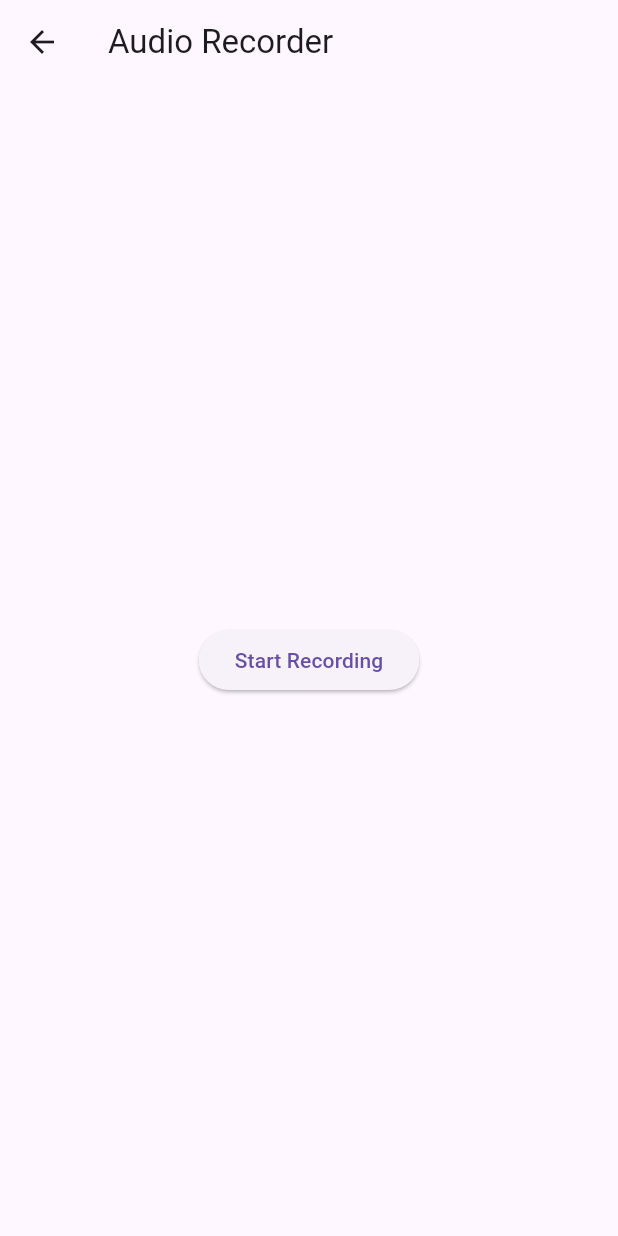
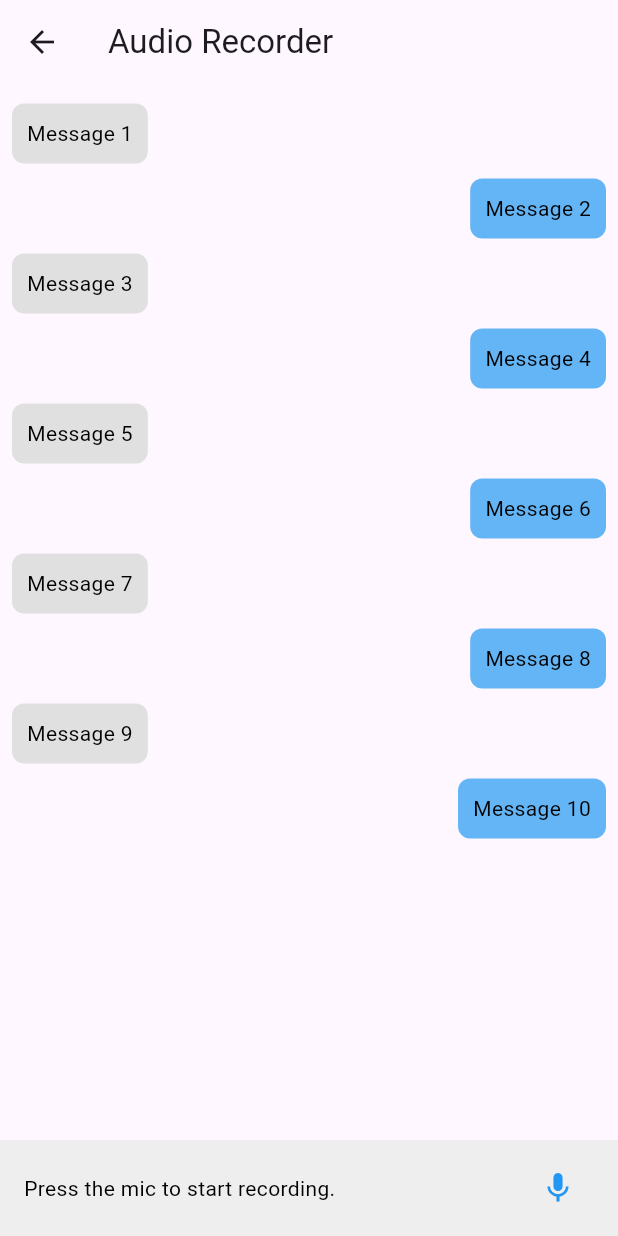
Before and after one commit to thanthan2001/audio_waveforms, a Flutter app: the AudioPage screen opened directly, on a phone screen of 412 x 824 dp. Run offline on Flutter 3.47's test engine with Material 3 defaults, Android fonts, the phone set to English and light mode, and no system bars; our stand-ins replace bloc, flutter_bloc; missing offline and left inert: audio_waveforms.

Commit message:
chinh sua giao dien

```diff
--- a/lib/features/recording/presentation/bloc/audio_bloc.dart
+++ b/lib/features/recording/presentation/bloc/audio_bloc.dart
@@ -10,7 +10,7 @@ class AudioBloc extends Bloc<AudioEvent, AudioState> {
     on<StartRecordingEvent>((event, emit) async {
       await recorderController.checkPermission();
       if (recorderController.hasPermission) {
-        recorderController.record();
+        final dataRecord = recorderController.record();
         emit(RecordingState(recorderController));
       }
     });
--- a/lib/features/recording/presentation/pages/recording_page.dart
+++ b/lib/features/recording/presentation/pages/recording_page.dart
@@ -7,7 +7,6 @@ import 'package:flutter_bloc/flutter_bloc.dart';
 
 class AudioPage extends StatelessWidget {
   const AudioPage({super.key});
-
   @override
   Widget build(BuildContext context) {
     return BlocProvider(
@@ -16,49 +15,117 @@ class AudioPage extends StatelessWidget {
         appBar: AppBar(
           title: const Text("Audio Recorder"),
         ),
-        body: BlocBuilder<AudioBloc, AudioState>(
+        body: Column(
+          children: [
+            // Giả lập danh sách tin nhắn
+            Expanded(
+              child: ListView.builder(
+                padding: const EdgeInsets.all(8.0),
+                itemCount: 10, // Số lượng tin nhắn mẫu
+                itemBuilder: (context, index) {
+                  return Align(
+                    alignment: index.isEven
+                        ? Alignment.centerLeft
+                        : Alignment.centerRight,
+                    child: Container(
+                      margin: const EdgeInsets.symmetric(vertical: 5.0),
+                      padding: const EdgeInsets.all(10.0),
+                      decoration: BoxDecoration(
+                        color: index.isEven
+                            ? Colors.grey.shade300
+                            : Colors.blue.shade300,
+                        borderRadius: BorderRadius.circular(8.0),
+                      ),
+                      child: Text(
+                        "Message ${index + 1}",
+                        style: const TextStyle(color: Colors.black),
+                      ),
+                    ),
+                  );
+                },
+              ),
+            ),
+            // Ô ghi âm ở cuối màn hình
+            BlocBuilder<AudioBloc, AudioState>(
               builder: (context, state) {
                 final bloc = BlocProvider.of<AudioBloc>(context);
-
                 if (state is RecordingState) {
-              return Column(
-                mainAxisAlignment: MainAxisAlignment.center,
+                  return Container(
+                    color: Colors.grey.shade200,
+                    padding: const EdgeInsets.symmetric(
+                      vertical: 8.0,
+                      horizontal: 16.0,
+                    ),
+                    child: Row(
                       children: [
-                  ElevatedButton(
-                    onPressed: () => bloc.add(StopRecordingEvent()),
-                    child: const Text("Stop Recording"),
+                        Expanded(
+                          child: AudioWaveforms(
+                            enableGesture:
+                                true, // Enable/disable scrolling of the waveforms.
+                            waveStyle: const WaveStyle(
+                              extendWaveform: true, // Mở rộng sóng âm
+                              waveColor: Colors.blue, // Màu sóng âm
+                              showMiddleLine: false, // Ẩn đường line đỏ
                             ),
-                  const SizedBox(height: 20),
-                  AudioWaveforms(
-                    size: Size(MediaQuery.of(context).size.width, 100),
+                            size: const Size(double.infinity, 50),
                             recorderController: state.recorderController,
                           ),
+                        ),
+                        const SizedBox(width: 8.0),
+                        IconButton(
+                          onPressed: () => bloc.add(StopRecordingEvent()),
+                          icon: const Icon(Icons.stop, color: Colors.blue),
+                        ),
                       ],
+                    ),
                   );
                 } else if (state is StoppedRecordingState) {
-              return Center(
-                child: Column(
-                  mainAxisAlignment: MainAxisAlignment.center,
+                  return Container(
+                    color: Colors.grey.shade200,
+                    padding: const EdgeInsets.symmetric(
+                      vertical: 8.0,
+                      horizontal: 16.0,
+                    ),
+                    child: Row(
                       children: [
-                    const Text("Recording Stopped"),
-                    const SizedBox(height: 20),
-                    ElevatedButton(
+                        const Text(
+                          "Recording stopped.",
+                          style: TextStyle(color: Colors.black),
+                        ),
+                        const Spacer(),
+                        IconButton(
                           onPressed: () => bloc.add(StartRecordingEvent()),
-                      child: const Text("Start Recording Again"),
+                          icon: const Icon(Icons.mic, color: Colors.blue),
                         ),
                       ],
                     ),
                   );
                 } else {
-              return Center(
-                child: ElevatedButton(
+                  return Container(
+                    color: Colors.grey.shade200,
+                    padding: const EdgeInsets.symmetric(
+                      vertical: 8.0,
+                      horizontal: 16.0,
+                    ),
+                    child: Row(
+                      children: [
+                        const Text(
+                          "Press the mic to start recording.",
+                          style: TextStyle(color: Colors.black),
+                        ),
+                        const Spacer(),
+                        IconButton(
                           onPressed: () => bloc.add(StartRecordingEvent()),
-                  child: const Text("Start Recording"),
+                          icon: const Icon(Icons.mic, color: Colors.blue),
+                        ),
+                      ],
                     ),
                   );
                 }
               },
             ),
+          ],
+        ),
       ),
     );
   }
```
Lines whose indentation alone changed are shown as unchanged.
